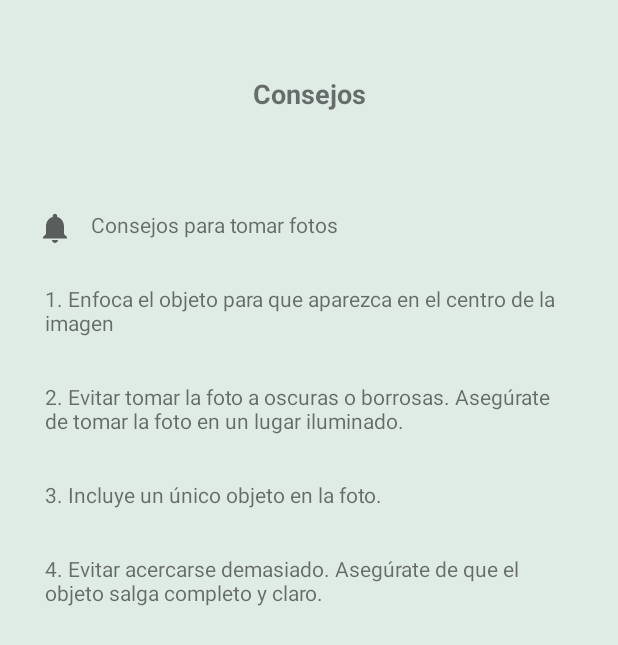
After one commit to Vronic20/ReciclaApp, an Android app: the AdviceActivity screen opened directly, with no data from a screen before it, on a phone screen of 412 x 824 dp. The commit adds this screen. Shown: the top 645 px of the screen. Run offline under Robolectric (Android 15) with nearby library versions, the phone set to English and light mode, and no system bars.

Commit message:
Agregando pantalla de consejos

```diff
--- a/recycleappupc/app/build.gradle
+++ b/recycleappupc/app/build.gradle
@@ -35,6 +35,9 @@ android {
         enabled = true
     }
     buildToolsVersion '30.0.3'
+    buildFeatures {
+        viewBinding true
+    }
 }
 
 apply plugin: 'com.google.gms.google-services'
--- a/recycleappupc/app/src/main/AndroidManifest.xml
+++ b/recycleappupc/app/src/main/AndroidManifest.xml
@@ -20,6 +20,9 @@
             android:name=".CameraActivity"
             android:exported="false" />
         <activity
+            android:name=".AdviceActivity"
+            android:exported="false" />
+        <activity
             android:name=".ProfileActivity"
             android:exported="false" />
         <activity
--- /dev/null
+++ b/recycleappupc/app/src/main/java/upc/pe/recycleappupc/AdviceActivity.kt
@@ -0,0 +1,13 @@
+package upc.pe.recycleappupc
+
+import androidx.appcompat.app.AppCompatActivity
+import android.os.Bundle
+
+class AdviceActivity : AppCompatActivity() {
+
+    override fun onCreate(savedInstanceState: Bundle?) {
+        super.onCreate(savedInstanceState)
+        setContentView(R.layout.activity_advices)
+    }
+
+}
--- a/recycleappupc/app/src/main/java/upc/pe/recycleappupc/CameraActivity.kt
+++ b/recycleappupc/app/src/main/java/upc/pe/recycleappupc/CameraActivity.kt
@@ -19,6 +19,7 @@ import androidx.camera.core.Preview
 import androidx.camera.lifecycle.ProcessCameraProvider
 import androidx.core.app.ActivityCompat
 import androidx.core.content.ContextCompat
+import androidx.navigation.findNavController
 import upc.pe.recycleappupc.camera.ConstantsCamera
 import upc.pe.recycleappupc.camera.ConstantsCamera.TAG
 import upc.pe.recycleappupc.databinding.ActivityCameraBinding
@@ -53,6 +54,11 @@ class CameraActivity : AppCompatActivity() {
             ActivityCompat.requestPermissions(this,
                 ConstantsCamera.REQUIRED_PERMISSION_CAMERA,
                 ConstantsCamera.REQUEST_CAMERA)
+        }
+
+        binding.btnAdvices.setOnClickListener{
+            //it.findNavController().navigate(R.id.advicesFragment2)
+            startActivity(Intent(baseContext, AdviceActivity::class.java))
         }
 
         binding.btnCamara.setOnClickListener{
--- /dev/null
+++ b/recycleappupc/app/src/main/res/layout/activity_advices.xml
@@ -0,0 +1,105 @@
+<?xml version="1.0" encoding="utf-8"?>
+
+<ScrollView xmlns:android="http://schemas.android.com/apk/res/android"
+    xmlns:app="http://schemas.android.com/apk/res-auto"
+    xmlns:tools="http://schemas.android.com/tools"
+    android:layout_width="match_parent"
+    android:layout_height="match_parent"
+    android:fillViewport="true">
+
+    <androidx.constraintlayout.widget.ConstraintLayout
+        android:id="@+id/ConstraintLayout7"
+        android:layout_width="match_parent"
+        android:layout_height="match_parent"
+        android:background="#dfece5"
+        tools:context=".dataproduct.AdvicesFragment">
+
+        <TextView
+            android:id="@+id/textView6"
+            android:layout_width="0dp"
+            android:layout_height="wrap_content"
+            android:layout_marginStart="30dp"
+            android:layout_marginTop="30dp"
+            android:layout_marginEnd="30dp"
+            android:text="4. Evitar acercarse demasiado. Asegúrate de que el objeto salga completo y claro."
+            app:layout_constraintEnd_toEndOf="parent"
+            app:layout_constraintHorizontal_bias="0.0"
+            app:layout_constraintStart_toStartOf="parent"
+            app:layout_constraintTop_toBottomOf="@+id/textView5" />
+
+        <TextView
+            android:id="@+id/textView5"
+            android:layout_width="0dp"
+            android:layout_height="wrap_content"
+            android:layout_marginStart="30dp"
+            android:layout_marginTop="30dp"
+            android:layout_marginEnd="30dp"
+            android:text="3. Incluye un único objeto en la foto. "
+            app:layout_constraintEnd_toEndOf="parent"
+            app:layout_constraintHorizontal_bias="0.0"
+            app:layout_constraintStart_toStartOf="parent"
+            app:layout_constraintTop_toBottomOf="@+id/textView4" />
+
+        <TextView
+            android:id="@+id/textView4"
+            android:layout_width="0dp"
+            android:layout_height="wrap_content"
+            android:layout_marginStart="30dp"
+            android:layout_marginTop="30dp"
+            android:layout_marginEnd="30dp"
+            android:text="2. Evitar tomar la foto a oscuras o borrosas. Asegúrate de tomar la foto en un lugar iluminado."
+            app:layout_constraintEnd_toEndOf="parent"
+            app:layout_constraintHorizontal_bias="1.0"
+            app:layout_constraintStart_toStartOf="parent"
+            app:layout_constraintTop_toBottomOf="@+id/textView3" />
+
+        <TextView
+            android:id="@+id/textView"
+            android:layout_width="101dp"
+            android:layout_height="23dp"
+            android:layout_marginTop="50dp"
+            android:text="Consejos"
+            android:textAlignment="center"
+            android:textSize="18sp"
+            android:textStyle="bold"
+            app:layout_constraintEnd_toEndOf="parent"
+            app:layout_constraintStart_toStartOf="parent"
+            app:layout_constraintTop_toTopOf="parent" />
+
+        <ImageView
+            android:id="@+id/imageView13"
+            android:layout_width="wrap_content"
+            android:layout_height="wrap_content"
+            android:layout_marginStart="24dp"
+            android:layout_marginTop="20dp"
+            android:layout_marginEnd="363dp"
+            android:layout_marginBottom="614dp"
+            android:src="@drawable/ic_bell"
+            app:layout_constraintBottom_toBottomOf="parent"
+            app:layout_constraintEnd_toEndOf="parent"
+            app:layout_constraintStart_toStartOf="parent"
+            app:layout_constraintTop_toBottomOf="@+id/textView" />
+
+        <TextView
+            android:id="@+id/textView2"
+            android:layout_width="wrap_content"
+            android:layout_height="wrap_content"
+            android:layout_marginStart="12dp"
+            android:text="Consejos para tomar fotos"
+            app:layout_constraintStart_toEndOf="@+id/imageView13"
+            app:layout_constraintTop_toTopOf="@+id/imageView13" />
+
+        <TextView
+            android:id="@+id/textView3"
+            android:layout_width="0dp"
+            android:layout_height="wrap_content"
+            android:layout_marginStart="30dp"
+            android:layout_marginTop="30dp"
+            android:layout_marginEnd="30dp"
+            android:text="1. Enfoca el objeto para que aparezca en el centro de la imagen"
+            app:layout_constraintEnd_toEndOf="parent"
+            app:layout_constraintStart_toStartOf="parent"
+            app:layout_constraintTop_toBottomOf="@+id/textView2" />
+
+    </androidx.constraintlayout.widget.ConstraintLayout>
+</ScrollView>
--- a/recycleappupc/app/src/main/res/layout/activity_camera.xml
+++ b/recycleappupc/app/src/main/res/layout/activity_camera.xml
@@ -70,7 +70,7 @@
         app:srcCompat="@drawable/button" />
 
     <ImageButton
-        android:id="@+id/imageButton"
+        android:id="@+id/btnAdvices"
         android:layout_width="80dp"
         android:layout_height="67dp"
         android:layout_marginBottom="20dp"
--- a/recycleappupc/app/src/main/res/layout/fragment_register.xml
+++ b/recycleappupc/app/src/main/res/layout/fragment_register.xml
@@ -127,7 +127,6 @@
                     android:layout_height="58dp"
                     android:layout_gravity="center"
                     android:layout_marginTop="10dp"
-                    android:drawable="@drawable/btn_enable_disable"
                     android:text="Registrar"
                     android:textColor="#FFFF"
                     tools:ignore="TextContrastCheck" />
--- /dev/null
+++ b/recycleappupc/app/src/main/res/values-land/dimens.xml
@@ -0,0 +1,3 @@
+<resources>
+    <dimen name="fab_margin">48dp</dimen>
+</resources>
--- /dev/null
+++ b/recycleappupc/app/src/main/res/values-w1240dp/dimens.xml
@@ -0,0 +1,3 @@
+<resources>
+    <dimen name="fab_margin">200dp</dimen>
+</resources>
--- /dev/null
+++ b/recycleappupc/app/src/main/res/values-w600dp/dimens.xml
@@ -0,0 +1,3 @@
+<resources>
+    <dimen name="fab_margin">48dp</dimen>
+</resources>
```
Also changed, not shown: recycleappupc/app/src/main/res/layout/fragment_advices.xml (added, +105 -0 lines), recycleappupc/app/src/main/res/drawable-v24/consejos.PNG (renamed from recycleappupc/app/src/main/res/drawable-v24/Consejos.PNG), recycleappupc/app/src/main/res/drawable-v24/gallery.PNG (renamed from recycleappupc/app/src/main/res/drawable-v24/Gallery.PNG).
